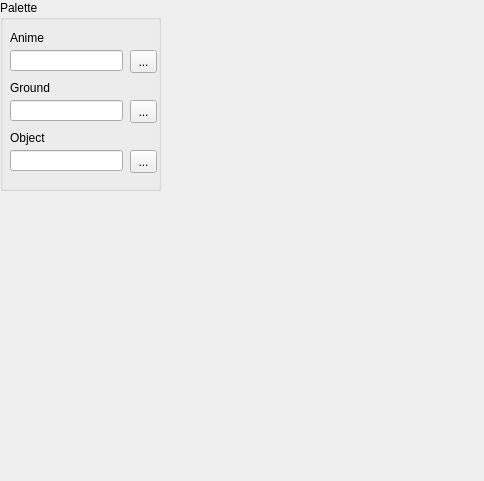
Before: the Qt Designer form src/StarRPGEditor/StarRPGEditor/component/database_tile_set_view.ui in wasedaigo/star-rpg-editor, drawn with Qt 5.
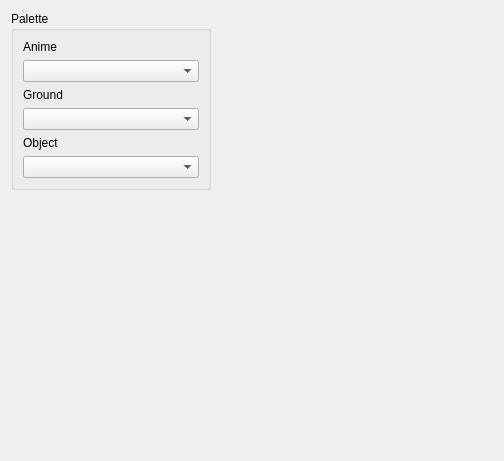
After: the same form once the commit is applied.

Commit message: Use combo box instead of dialog

The edit to the form file:
```diff
--- a/src/StarRPGEditor/StarRPGEditor/component/database_tile_set_view.ui
+++ b/src/StarRPGEditor/StarRPGEditor/component/database_tile_set_view.ui
@@ -6,149 +6,94 @@
    <rect>
     <x>0</x>
     <y>0</y>
-    <width>484</width>
-    <height>481</height>
+    <width>504</width>
+    <height>461</height>
    </rect>
   </property>
   <property name="windowTitle">
    <string>Form</string>
   </property>
-  <widget class="QGroupBox" name="groupBox">
-   <property name="geometry">
-    <rect>
-     <x>0</x>
-     <y>0</y>
-     <width>161</width>
-     <height>191</height>
-    </rect>
+  <layout class="QHBoxLayout" name="horizontalLayout_2">
+   <item>
+    <layout class="QVBoxLayout" name="verticalLayout_5">
+     <item>
+      <widget class="QGroupBox" name="groupBox_2">
+       <property name="minimumSize">
+        <size>
+         <width>200</width>
+         <height>0</height>
+        </size>
    </property>
    <property name="title">
     <string>Palette</string>
    </property>
-   <widget class="QLineEdit" name="lineEdit">
-    <property name="geometry">
-     <rect>
-      <x>10</x>
-      <y>50</y>
-      <width>113</width>
-      <height>21</height>
-     </rect>
-    </property>
-   </widget>
-   <widget class="QToolButton" name="toolButton">
-    <property name="geometry">
-     <rect>
-      <x>130</x>
-      <y>50</y>
-      <width>27</width>
-      <height>23</height>
-     </rect>
-    </property>
-    <property name="text">
-     <string>...</string>
-    </property>
-   </widget>
+       <layout class="QVBoxLayout" name="verticalLayout_2">
+        <item>
+         <layout class="QVBoxLayout" name="verticalLayout">
+          <item>
    <widget class="QLabel" name="label">
-    <property name="geometry">
-     <rect>
-      <x>10</x>
-      <y>30</y>
-      <width>62</width>
-      <height>16</height>
-     </rect>
-    </property>
     <property name="text">
      <string>Anime</string>
     </property>
    </widget>
+          </item>
+          <item>
+           <widget class="QComboBox" name="comboBox"/>
+          </item>
+          <item>
    <widget class="QLabel" name="label_2">
-    <property name="geometry">
-     <rect>
-      <x>10</x>
-      <y>80</y>
-      <width>62</width>
-      <height>16</height>
-     </rect>
-    </property>
     <property name="text">
      <string>Ground</string>
     </property>
    </widget>
-   <widget class="QToolButton" name="groundAssetSelectButton">
-    <property name="geometry">
-     <rect>
-      <x>130</x>
-      <y>100</y>
-      <width>27</width>
-      <height>23</height>
-     </rect>
-    </property>
-    <property name="text">
-     <string>...</string>
-    </property>
-   </widget>
-   <widget class="QLineEdit" name="groundAssetLineEdit">
-    <property name="geometry">
-     <rect>
-      <x>10</x>
-      <y>100</y>
-      <width>113</width>
-      <height>21</height>
-     </rect>
-    </property>
-   </widget>
-   <widget class="QLabel" name="label_3">
-    <property name="geometry">
-     <rect>
-      <x>10</x>
-      <y>130</y>
-      <width>62</width>
-      <height>16</height>
-     </rect>
-    </property>
+          </item>
+          <item>
+           <widget class="QComboBox" name="groundComboBox"/>
+          </item>
+          <item>
+           <widget class="QLabel" name="label_4">
     <property name="text">
      <string>Object</string>
     </property>
    </widget>
-   <widget class="QLineEdit" name="lineEdit_3">
-    <property name="geometry">
-     <rect>
-      <x>10</x>
-      <y>150</y>
-      <width>113</width>
-      <height>21</height>
-     </rect>
-    </property>
-   </widget>
-   <widget class="QToolButton" name="toolButton_">
-    <property name="geometry">
-     <rect>
-      <x>130</x>
-      <y>150</y>
-      <width>27</width>
-      <height>23</height>
-     </rect>
-    </property>
-    <property name="text">
-     <string>...</string>
-    </property>
-   </widget>
-  </widget>
+          </item>
+          <item>
+           <widget class="QComboBox" name="comboBox_3"/>
+          </item>
+         </layout>
+        </item>
+       </layout>
+      </widget>
+     </item>
+     <item>
+      <spacer name="verticalSpacer">
+       <property name="orientation">
+        <enum>Qt::Vertical</enum>
+       </property>
+       <property name="sizeHint" stdset="0">
+        <size>
+         <width>20</width>
+         <height>40</height>
+        </size>
+       </property>
+      </spacer>
+     </item>
+    </layout>
+   </item>
+   <item>
   <widget class="QFrame" name="tilePaletteContainer">
-   <property name="geometry">
-    <rect>
-     <x>170</x>
-     <y>20</y>
-     <width>258</width>
-     <height>401</height>
-    </rect>
-   </property>
    <property name="sizePolicy">
     <sizepolicy hsizetype="Fixed" vsizetype="Preferred">
      <horstretch>0</horstretch>
      <verstretch>0</verstretch>
     </sizepolicy>
    </property>
+     <property name="minimumSize">
+      <size>
+       <width>258</width>
+       <height>0</height>
+      </size>
+     </property>
    <layout class="QGridLayout" name="gridLayout">
     <property name="leftMargin">
      <number>0</number>
@@ -164,6 +109,21 @@
     </property>
    </layout>
   </widget>
+   </item>
+   <item>
+    <spacer name="horizontalSpacer">
+     <property name="orientation">
+      <enum>Qt::Horizontal</enum>
+     </property>
+     <property name="sizeHint" stdset="0">
+      <size>
+       <width>40</width>
+       <height>20</height>
+      </size>
+     </property>
+    </spacer>
+   </item>
+  </layout>
  </widget>
  <resources/>
  <connections/>
```
Lines whose indentation alone changed are shown as unchanged. The commit also changes 2 other files.
